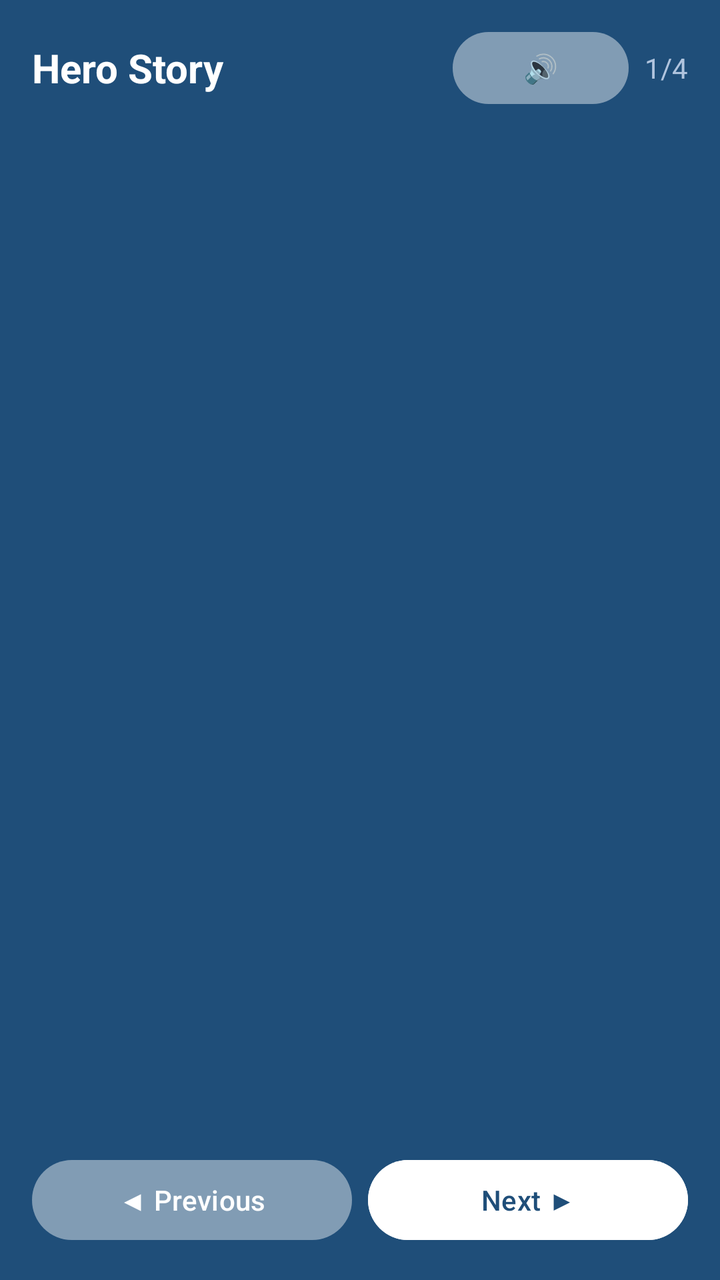
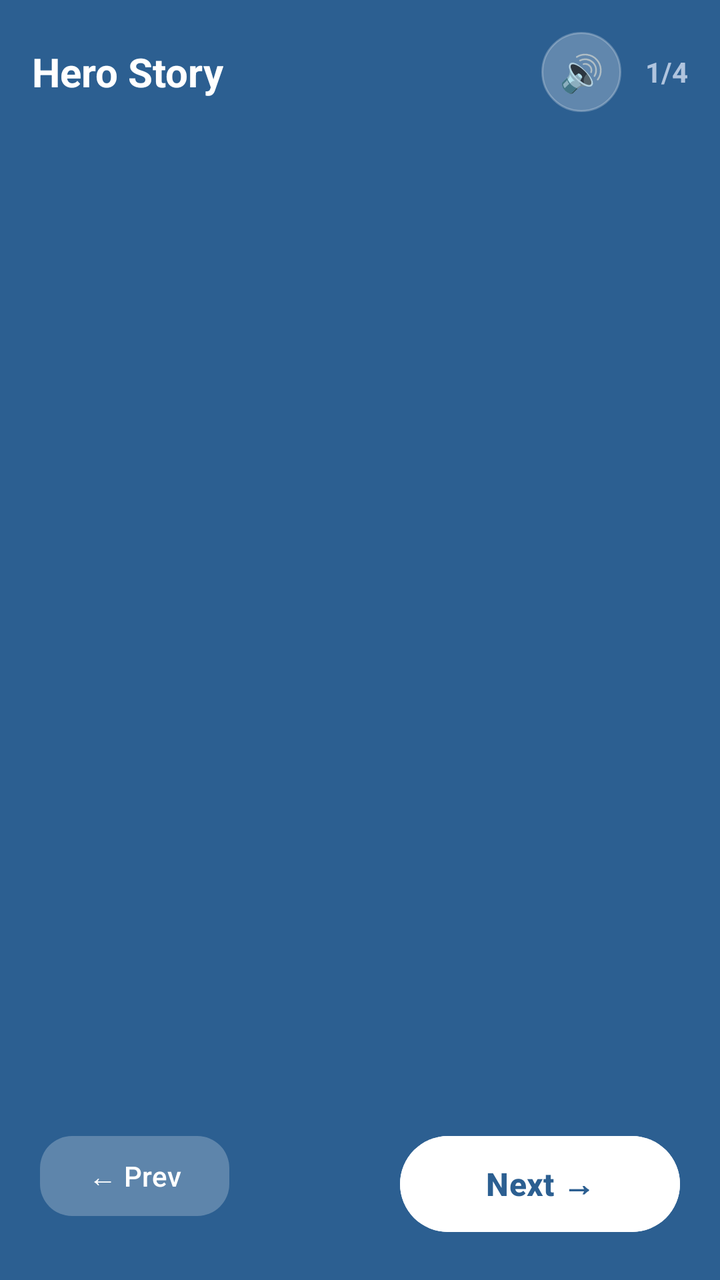

Before-and-after screenshots of an Android layout around one commit, followed by the original layout XML and the change that was made.
<!-- AndroidManifest.xml: application theme Theme.NammaKathey -->
<!-- res/layout/activity_storybook.xml -->
<?xml version="1.0" encoding="utf-8"?>
<LinearLayout xmlns:android="http://schemas.android.com/apk/res/android"
    android:layout_width="match_parent"
    android:layout_height="match_parent"
    android:orientation="vertical"
    android:background="#1F4E79">

    
    <LinearLayout
        android:layout_width="match_parent"
        android:layout_height="wrap_content"
        android:orientation="horizontal"
        android:padding="16dp"
        android:gravity="center_vertical">

        <TextView
            android:id="@+id/tvStorybookTitle"
            android:layout_width="0dp"
            android:layout_height="wrap_content"
            android:layout_weight="1"
            android:text="Hero Story"
            android:textColor="#FFFFFF"
            android:textSize="20sp"
            android:textStyle="bold"/>

        <Button
            android:id="@+id/btnSpeakStory"
            android:layout_width="wrap_content"
            android:layout_height="36dp"
            android:layout_marginEnd="8dp"
            android:backgroundTint="#40FFFFFF"
            android:insetTop="0dp"
            android:insetBottom="0dp"
            android:text="🔊"
            android:textColor="#FFFFFF"
            android:textSize="14sp" />

        <TextView
            android:id="@+id/tvPageCount"
            android:layout_width="wrap_content"
            android:layout_height="wrap_content"
            android:text="1/4"
            android:textColor="#B0C4DE"
            android:textSize="14sp"/>

    </LinearLayout>

    
    <androidx.viewpager2.widget.ViewPager2
        android:id="@+id/viewPagerStory"
        android:layout_width="match_parent"
        android:layout_height="0dp"
        android:layout_weight="1"/>

    
    <LinearLayout
        android:id="@+id/dotsContainer"
        android:layout_width="match_parent"
        android:layout_height="wrap_content"
        android:orientation="horizontal"
        android:gravity="center"
        android:padding="16dp"/>

    
    <LinearLayout
        android:layout_width="match_parent"
        android:layout_height="wrap_content"
        android:orientation="horizontal"
        android:padding="16dp">

        <Button
            android:id="@+id/btnPrev"
            android:layout_width="0dp"
            android:layout_height="wrap_content"
            android:layout_weight="1"
            android:text="◀ Previous"
            android:backgroundTint="#40FFFFFF"
            android:textColor="#FFFFFF"
            android:layout_marginEnd="8dp"/>

        <Button
            android:id="@+id/btnNext"
            android:layout_width="0dp"
            android:layout_height="wrap_content"
            android:layout_weight="1"
            android:text="Next ▶"
            android:backgroundTint="#FFFFFF"
            android:textColor="#1F4E79"/>

    </LinearLayout>

</LinearLayout>
<!-- resources referenced by this layout -->
<resources>
  <style name="Theme.NammaKathey" parent="Base.Theme.NammaKathey" />
  <style name="Base.Theme.NammaKathey" parent="Theme.Material3.DayNight.NoActionBar">
          
          
      </style>
</resources>

<!-- the commit's change to res/layout/activity_storybook.xml (unified diff, before → after) -->
@@ -1,92 +1,106 @@
 <?xml version="1.0" encoding="utf-8"?>
 <LinearLayout xmlns:android="http://schemas.android.com/apk/res/android"
+    xmlns:app="http://schemas.android.com/apk/res-auto"
     android:layout_width="match_parent"
     android:layout_height="match_parent"
-    android:orientation="vertical"
-    android:background="#1F4E79">
+    android:background="#2C5F91"
+    android:orientation="vertical">
 
     
-    <LinearLayout
+    <RelativeLayout
         android:layout_width="match_parent"
         android:layout_height="wrap_content"
-        android:orientation="horizontal"
-        android:padding="16dp"
-        android:gravity="center_vertical">
+        android:padding="16dp">
 
         <TextView
             android:id="@+id/tvStorybookTitle"
-            android:layout_width="0dp"
+            android:layout_width="wrap_content"
             android:layout_height="wrap_content"
-            android:layout_weight="1"
+            android:layout_centerVertical="true"
             android:text="Hero Story"
             android:textColor="#FFFFFF"
             android:textSize="20sp"
-            android:textStyle="bold"/>
+            android:textStyle="bold" />
 
-        <Button
-            android:id="@+id/btnSpeakStory"
-            android:layout_width="wrap_content"
-            android:layout_height="36dp"
-            android:layout_marginEnd="8dp"
-            android:backgroundTint="#40FFFFFF"
-            android:insetTop="0dp"
-            android:insetBottom="0dp"
-            android:text="🔊"
-            android:textColor="#FFFFFF"
-            android:textSize="14sp" />
-
-        <TextView
-            android:id="@+id/tvPageCount"
+        <LinearLayout
             android:layout_width="wrap_content"
             android:layout_height="wrap_content"
-            android:text="1/4"
-            android:textColor="#B0C4DE"
-            android:textSize="14sp"/>
+            android:layout_alignParentEnd="true"
+            android:layout_centerVertical="true"
+            android:gravity="center_vertical"
+            android:orientation="horizontal">
 
-    </LinearLayout>
+            <TextView
+                android:id="@+id/btnSpeakStory"
+                android:layout_width="40dp"
+                android:layout_height="40dp"
+                android:layout_marginEnd="12dp"
+                android:background="@drawable/icon_button_bg"
+                android:backgroundTint="#40FFFFFF"
+                android:clickable="true"
+                android:focusable="true"
+                android:gravity="center"
+                android:text="🔊"
+                android:textColor="#FFFFFF"
+                android:textSize="18sp" />
+
+            <TextView
+                android:id="@+id/tvPageCount"
+                android:layout_width="wrap_content"
+                android:layout_height="wrap_content"
+                android:text="1/4"
+                android:textColor="#B0C4DE"
+                android:textSize="14sp"
+                android:textStyle="bold" />
+        </LinearLayout>
+    </RelativeLayout>
 
     
     <androidx.viewpager2.widget.ViewPager2
         android:id="@+id/viewPagerStory"
         android:layout_width="match_parent"
         android:layout_height="0dp"
-        android:layout_weight="1"/>
+        android:layout_weight="1" />
 
     
     <LinearLayout
         android:id="@+id/dotsContainer"
         android:layout_width="match_parent"
         android:layout_height="wrap_content"
+        android:gravity="center"
         android:orientation="horizontal"
-        android:gravity="center"
-        android:padding="16dp"/>
+        android:padding="8dp" />
 
     
-    <LinearLayout
+    <RelativeLayout
         android:layout_width="match_parent"
         android:layout_height="wrap_content"
-        android:orientation="horizontal"
-        android:padding="16dp">
+        android:padding="20dp">
 
         <Button
             android:id="@+id/btnPrev"
-            android:layout_width="0dp"
+            android:layout_width="wrap_content"
             android:layout_height="wrap_content"
-            android:layout_weight="1"
-            android:text="◀ Previous"
-            android:backgroundTint="#40FFFFFF"
+            android:layout_alignParentStart="true"
+            android:backgroundTint="#20FFFFFF"
+            android:text="← Prev"
+            android:textAllCaps="false"
             android:textColor="#FFFFFF"
-            android:layout_marginEnd="8dp"/>
+            app:cornerRadius="16dp" />
 
         <Button
             android:id="@+id/btnNext"
-            android:layout_width="0dp"
-            android:layout_height="wrap_content"
-            android:layout_weight="1"
-            android:text="Next ▶"
+            android:layout_width="140dp"
+            android:layout_height="56dp"
+            android:layout_alignParentEnd="true"
             android:backgroundTint="#FFFFFF"
-            android:textColor="#1F4E79"/>
+            android:text="Next →"
+            android:textAllCaps="false"
+            android:textColor="#2C5F91"
+            android:textSize="16sp"
+            android:textStyle="bold"
+            app:cornerRadius="28dp" />
 
-    </LinearLayout>
+    </RelativeLayout>
 
 </LinearLayout>
<!-- resource entries referenced after the edit -->
@@ -1,5 +1,21 @@
 <!-- resources referenced by this layout -->
 <resources>
+  <!-- drawable icon_button_bg (drawable) -->
+  <?xml version="1.0" encoding="utf-8"?>
+  <ripple xmlns:android="http://schemas.android.com/apk/res/android"
+      android:color="#10000000">
+      <item android:id="@android:id/mask">
+          <shape android:shape="oval">
+              <solid android:color="#000000" />
+          </shape>
+      </item>
+      <item>
+          <shape android:shape="oval">
+              <solid android:color="#F8F9FA"/>
+              <stroke android:width="1dp" android:color="#E9ECEF"/>
+          </shape>
+      </item>
+  </ripple>
   <style name="Theme.NammaKathey" parent="Base.Theme.NammaKathey" />
   <style name="Base.Theme.NammaKathey" parent="Theme.Material3.DayNight.NoActionBar">
           
